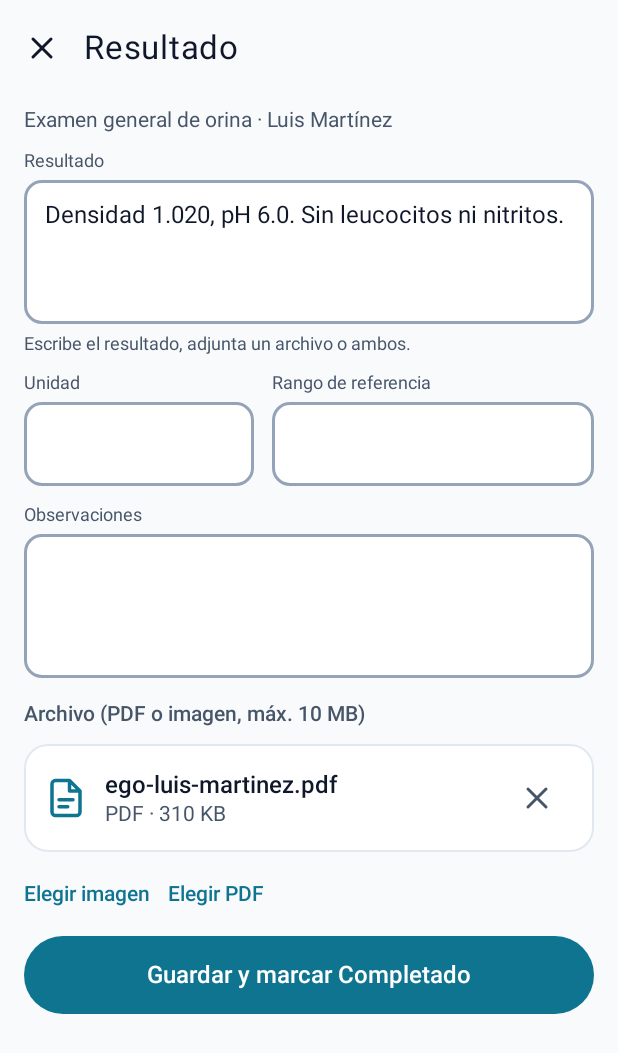
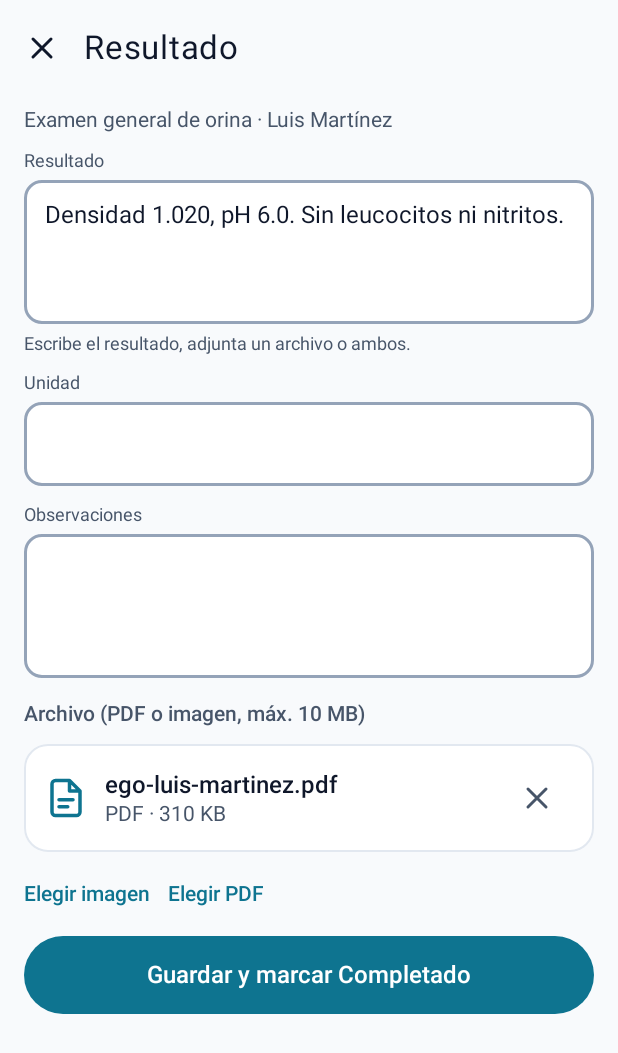
Before and after one commit to Bryan-Escobar/HospitalUnicaes-Mobile-Android, an Android app built with Jetpack Compose: the @Preview function CargarResultadoPreview, on a phone screen of 412 x 824 dp. Shown: the top 1053 px of the screen. Run offline under Robolectric (Android 15) with nearby library versions, the phone set to English and light mode, and no system bars; our stand-ins replace Dagger/Hilt's generated code; network calls fail.

Commit message:
fix(HUNI-103): quitar el rango de referencia del formulario de resultado
La API lo deja opcional y el registro solo exige el valor o el archivo.

Co-authored-by: Cursor <cursoragent@cursor.com>

```diff
--- a/app/src/main/java/sv/edu/unicaes/hospital/ui/recepcion/LaboratorioScreens.kt
+++ b/app/src/main/java/sv/edu/unicaes/hospital/ui/recepcion/LaboratorioScreens.kt
@@ -469,7 +469,6 @@ fun CargarResultadoScreen(
     onCerrar: () -> Unit,
     onValor: (String) -> Unit,
     onUnidad: (String) -> Unit,
-    onRango: (String) -> Unit,
     onObservaciones: (String) -> Unit,
     onArchivo: (String) -> Unit,
     onQuitarArchivo: () -> Unit,
@@ -519,22 +518,12 @@ fun CargarResultadoScreen(
                     minLines = 3,
                     soloLectura = !editable,
                 )
-                Row(horizontalArrangement = Arrangement.spacedBy(Espacio.sm)) {
                 CampoTexto(
                     etiqueta = stringResource(R.string.lab_unidad),
                     valor = estado.unidad,
                     onValor = onUnidad,
-                        modifier = Modifier.weight(1f),
                     soloLectura = !editable,
                 )
-                    CampoTexto(
-                        etiqueta = stringResource(R.string.lab_rango),
-                        valor = estado.rangoReferencia,
-                        onValor = onRango,
-                        modifier = Modifier.weight(1.4f),
-                        soloLectura = !editable,
-                    )
-                }
                 CampoTexto(
                     etiqueta = stringResource(R.string.lab_observaciones),
                     valor = estado.observaciones,
@@ -755,7 +744,6 @@ private fun CargarResultadoPreview() {
             onCerrar = {},
             onValor = {},
             onUnidad = {},
-            onRango = {},
             onObservaciones = {},
             onArchivo = {},
             onQuitarArchivo = {},
--- a/app/src/main/java/sv/edu/unicaes/hospital/ui/recepcion/LaboratorioViewModels.kt
+++ b/app/src/main/java/sv/edu/unicaes/hospital/ui/recepcion/LaboratorioViewModels.kt
@@ -279,7 +279,6 @@ data class CargarResultadoUi(
     val carga: UiState<ContextoResultado> = UiState.Cargando,
     val valor: String = "",
     val unidad: String = "",
-    val rangoReferencia: String = "",
     val observaciones: String = "",
     val archivo: ArchivoAdjunto? = null,
     val problemaArchivo: ProblemaArchivo? = null,
@@ -344,8 +343,6 @@ class CargarResultadoViewModel
 
         fun cambiarUnidad(texto: String) = _uiState.update { it.copy(unidad = texto) }
 
-        fun cambiarRango(texto: String) = _uiState.update { it.copy(rangoReferencia = texto) }
-
         fun cambiarObservaciones(texto: String) = _uiState.update { it.copy(observaciones = texto) }
 
         /** [uri] viene del Photo Picker o de OpenDocument; se valida tipo y tamaño antes de aceptarlo. */
@@ -380,7 +377,6 @@ class CargarResultadoViewModel
                     DatosResultado(
                         valor = estado.valor,
                         unidad = estado.unidad,
-                        rangoReferencia = estado.rangoReferencia,
                         observaciones = estado.observaciones,
                     )
                 when (val r = repositorio.registrarResultado(ordenId, examenId, datos, estado.archivo)) {
--- a/app/src/main/java/sv/edu/unicaes/hospital/ui/recepcion/RecepcionHomeScreen.kt
+++ b/app/src/main/java/sv/edu/unicaes/hospital/ui/recepcion/RecepcionHomeScreen.kt
@@ -320,7 +320,6 @@ private fun RecepcionNavHost(
                 onCerrar = volver,
                 onValor = viewModel::cambiarValor,
                 onUnidad = viewModel::cambiarUnidad,
-                onRango = viewModel::cambiarRango,
                 onObservaciones = viewModel::cambiarObservaciones,
                 onArchivo = viewModel::adjuntar,
                 onQuitarArchivo = viewModel::quitarArchivo,
--- a/app/src/main/res/values/strings_recepcion.xml
+++ b/app/src/main/res/values/strings_recepcion.xml
@@ -220,7 +220,6 @@
     <string name="lab_resultado_texto">Resultado</string>
     <string name="lab_resultado_ayuda">Escribe el resultado, adjunta un archivo o ambos.</string>
     <string name="lab_unidad">Unidad</string>
-    <string name="lab_rango">Rango de referencia</string>
     <string name="lab_observaciones">Observaciones</string>
     <string name="lab_archivo">Archivo (PDF o imagen, máx. 10 MB)</string>
     <string name="lab_elegir_imagen">Elegir imagen</string>
```
Also changed, not shown: 1 other file. Lines whose indentation alone changed are shown as unchanged.
